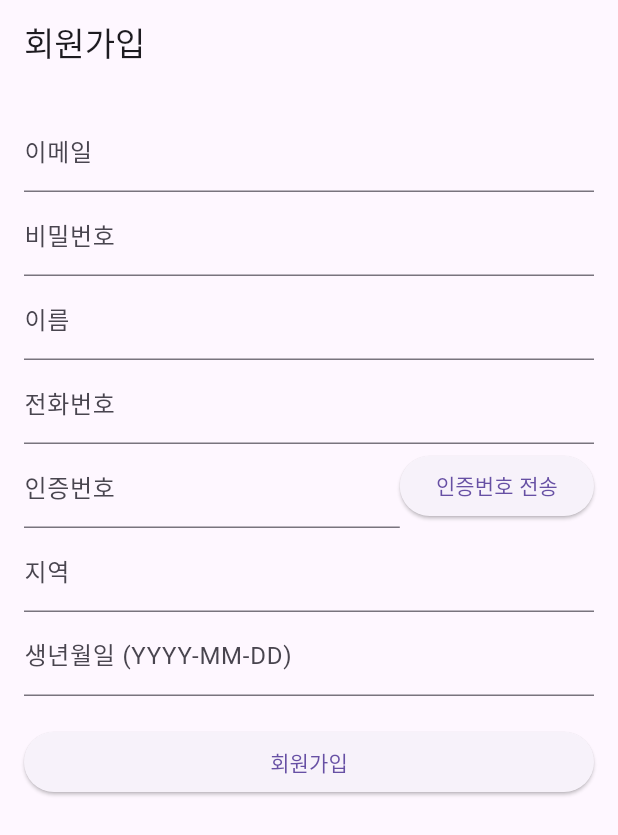
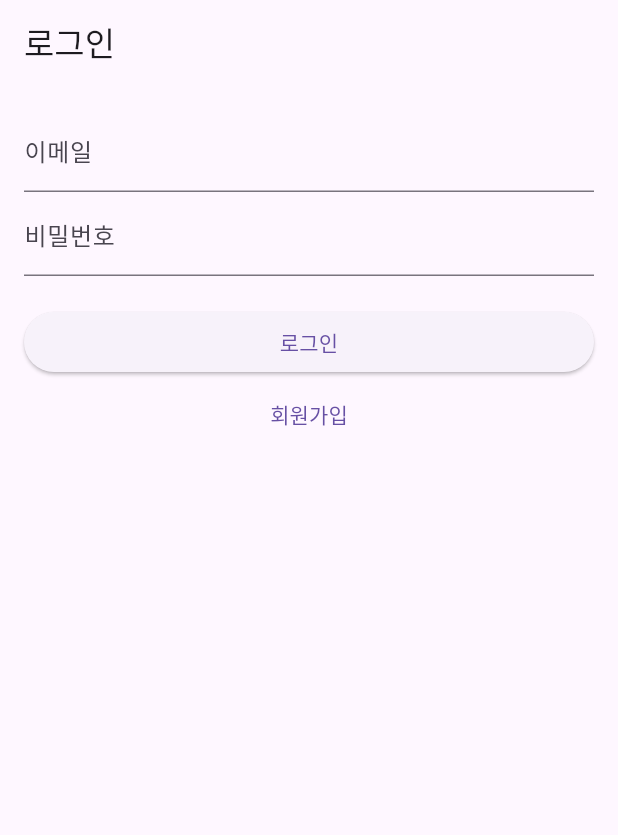
Before and after one commit to surhwa11228/ZeroWaste, a Flutter app: the screen it shows after launch, on a phone screen of 412 x 824 dp. Shown: the top 835 px of the screen. Run offline on Flutter 3.47's test engine with Material 3 defaults, Android fonts, the phone set to English and light mode, and no system bars.

Commit message:
fe: 로그인/회원가입 구현

```diff
--- a/frontend/lib/main.dart
+++ b/frontend/lib/main.dart
@@ -1,5 +1,6 @@
 import 'package:flutter/material.dart';
-import 'screens/auth/register_screen.dart';
+import 'package:frontend/screens/auth/login_screen.dart';
+import 'screens/auth/login_screen.dart';
 
 void main() {
   runApp(const MyApp());
@@ -13,7 +14,7 @@ class MyApp extends StatelessWidget {
     return MaterialApp(
       title: 'ZeroWaste',
       theme: ThemeData(primarySwatch: Colors.green),
-      home: const RegisterScreen(),
+      home: const LoginScreen(),
     );
   }
 }
--- a/frontend/lib/screens/auth/login_screen.dart
+++ b/frontend/lib/screens/auth/login_screen.dart
@@ -0,0 +1,86 @@
+import 'package:flutter/material.dart';
+import '../../services/auth_service.dart';
+import 'register_screen.dart';
+
+class LoginScreen extends StatefulWidget {
+  const LoginScreen({Key? key}) : super(key: key);
+
+  @override
+  State<LoginScreen> createState() => _LoginScreenState();
+}
+
+class _LoginScreenState extends State<LoginScreen> {
+  final TextEditingController _email = TextEditingController();
+  final TextEditingController _password = TextEditingController();
+  final _formKey = GlobalKey<FormState>();
+
+  bool _isLoading = false;
+
+  void _login() async {
+    if (!_formKey.currentState!.validate()) return;
+
+    setState(() {
+      _isLoading = true;
+    });
+
+    bool result = await AuthService.login(_email.text, _password.text);
+
+    if (!mounted) return;
+
+    setState(() {
+      _isLoading = false;
+    });
+
+    if (result) {
+      ScaffoldMessenger.of(
+        context,
+      ).showSnackBar(SnackBar(content: Text('로그인 성공!')));
+      print('로그인 성공. 홈 화면으로 이동');
+      // Navigator.pushReplacement(context, MaterialPageRoute(builder: (_) => HomeScreen()));
+    } else {
+      ScaffoldMessenger.of(
+        context,
+      ).showSnackBar(SnackBar(content: Text('이메일 또는 비밀번호가 잘못되었습니다.')));
+    }
+  }
+
+  void _goToRegister() {
+    Navigator.push(
+      context,
+      MaterialPageRoute(builder: (_) => const RegisterScreen()),
+    );
+  }
+
+  @override
+  Widget build(BuildContext context) {
+    return Scaffold(
+      appBar: AppBar(title: const Text('로그인')),
+      body: Padding(
+        padding: const EdgeInsets.all(16),
+        child: Form(
+          key: _formKey,
+          child: ListView(
+            children: [
+              TextFormField(
+                controller: _email,
+                decoration: const InputDecoration(labelText: '이메일'),
+                validator: (v) => v!.isEmpty ? '이메일을 입력해주세요' : null,
+              ),
+              TextFormField(
+                controller: _password,
+                decoration: const InputDecoration(labelText: '비밀번호'),
+                obscureText: true,
+                validator: (v) => v!.isEmpty ? '비밀번호를 입력해주세요' : null,
+              ),
+              const SizedBox(height: 20),
+              _isLoading
+                  ? const Center(child: CircularProgressIndicator())
+                  : ElevatedButton(onPressed: _login, child: const Text('로그인')),
+              TextButton(onPressed: _goToRegister, child: const Text('회원가입')),
+            ],
+          ),
+        ),
+      ),
+    );
+  }
+}
--- a/frontend/lib/screens/auth/register_screen.dart
+++ b/frontend/lib/screens/auth/register_screen.dart
@@ -98,7 +98,7 @@ class _RegisterScreenState extends State<RegisterScreen> {
                 controller: _password,
                 decoration: InputDecoration(labelText: '비밀번호'),
                 obscureText: true,
-                validator: (v) => v!.length < 4 ? '비밀번호는 4자 이상' : null,
+                validator: (v) => v!.length < 8 ? '비밀번호는 8자 이상 입력하세요' : null,
               ),
               TextFormField(
                 controller: _name,
```
